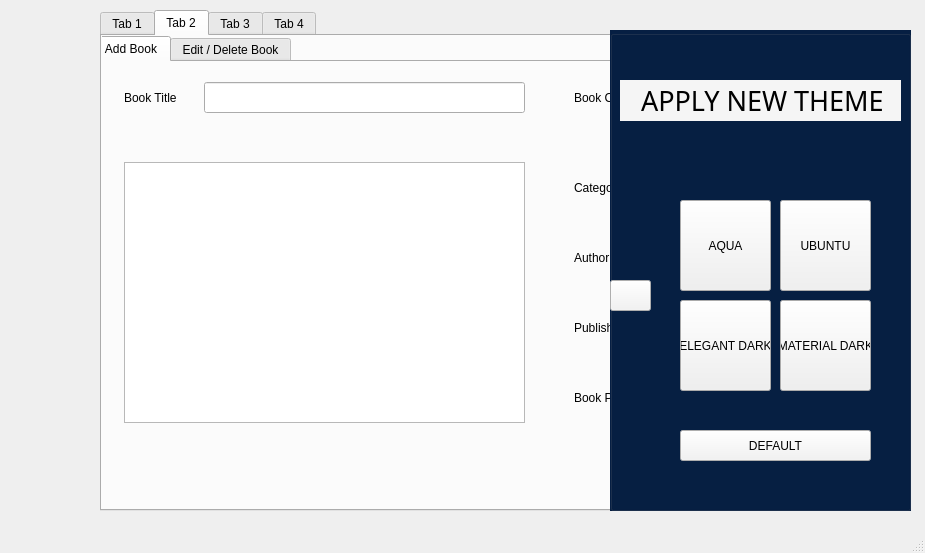
This is library.ui in gautamsood15/lib_mgmt_system as Qt 5 draws it before an edit. The edited form follows.
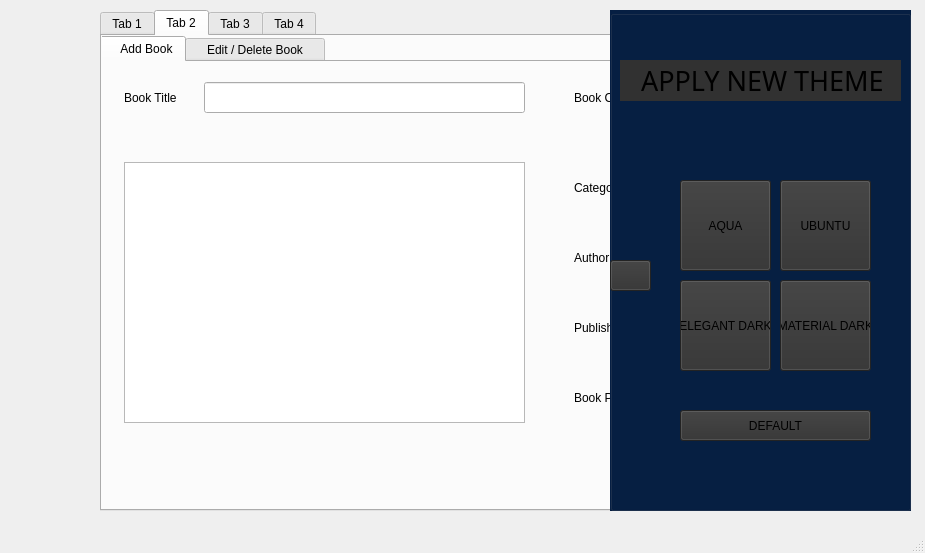
This is the edited form. The open tabs and pages were chosen to show the change. Icons and pictures are not drawn.

Diff of the .ui file:
```diff
--- a/library.ui
+++ b/library.ui
@@ -393,12 +393,24 @@
         <height>521</height>
        </rect>
       </property>
+      <property name="minimumSize">
+       <size>
+        <width>851</width>
+        <height>0</height>
+       </size>
+      </property>
+      <property name="maximumSize">
+       <size>
+        <width>851</width>
+        <height>16777215</height>
+       </size>
+      </property>
       <property name="currentIndex">
        <number>0</number>
       </property>
       <widget class="QWidget" name="tab_5">
        <attribute name="title">
-        <string>Add Book</string>
+        <string>     Add Book</string>
        </attribute>
        <widget class="QLineEdit" name="lineEdit_2">
         <property name="geometry">
@@ -579,7 +591,7 @@
       </widget>
       <widget class="QWidget" name="tab_6">
        <attribute name="title">
-        <string>Edit / Delete Book</string>
+        <string>   Edit / Delete Book   </string>
        </attribute>
        <widget class="QLineEdit" name="lineEdit_8">
         <property name="geometry">
@@ -1353,9 +1365,9 @@
     <property name="geometry">
      <rect>
       <x>610</x>
-      <y>30</y>
+      <y>10</y>
       <width>301</width>
-      <height>481</height>
+      <height>501</height>
      </rect>
     </property>
     <property name="font">
@@ -1394,7 +1406,7 @@
       </font>
      </property>
      <property name="styleSheet">
-      <string notr="true">background-color: rgb(245, 245, 245);</string>
+      <string notr="true">background-color: rgb(49, 49, 49);</string>
      </property>
      <property name="text">
       <string>   APPLY NEW THEME </string>
@@ -1410,7 +1422,7 @@
       </rect>
      </property>
      <property name="styleSheet">
-      <string notr="true">background-color: rgb(241, 241, 241);</string>
+      <string notr="true">background-color: rgb(49, 49, 49);</string>
      </property>
      <property name="text">
       <string>UBUNTU</string>
@@ -1426,7 +1438,7 @@
       </rect>
      </property>
      <property name="styleSheet">
-      <string notr="true">background-color: rgb(240, 240, 240);</string>
+      <string notr="true">background-color: rgb(49, 49, 49);</string>
      </property>
      <property name="text">
       <string>AQUA</string>
@@ -1442,7 +1454,7 @@
       </rect>
      </property>
      <property name="styleSheet">
-      <string notr="true">background-color: rgb(240, 240, 240);</string>
+      <string notr="true">background-color: rgb(49, 49, 49);</string>
      </property>
      <property name="text">
       <string>MATERIAL DARK</string>
@@ -1458,7 +1470,7 @@
       </rect>
      </property>
      <property name="styleSheet">
-      <string notr="true">background-color: rgb(240, 240, 240);</string>
+      <string notr="true">background-color: rgb(49, 49, 49);</string>
      </property>
      <property name="text">
       <string>ELEGANT DARK</string>
@@ -1482,7 +1494,7 @@
       </font>
      </property>
      <property name="styleSheet">
-      <string notr="true">background-color: rgb(243, 243, 243);</string>
+      <string notr="true">background-color: rgb(49, 49, 49);</string>
      </property>
      <property name="text">
       <string/>
@@ -1508,7 +1520,7 @@
       </rect>
      </property>
      <property name="styleSheet">
-      <string notr="true">background-color: rgb(243, 243, 243);</string>
+      <string notr="true">background-color: rgb(49, 49, 49);</string>
      </property>
      <property name="text">
       <string>DEFAULT</string>
```
Left out of the diff: 6 changed lines with no effect on the pictures.
